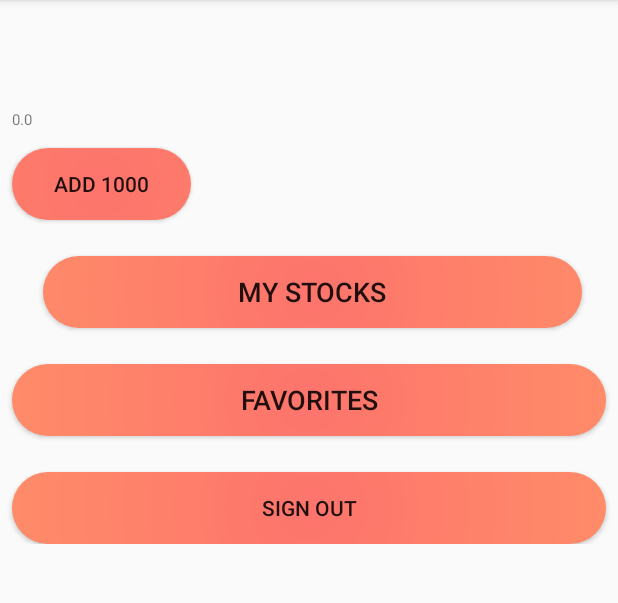
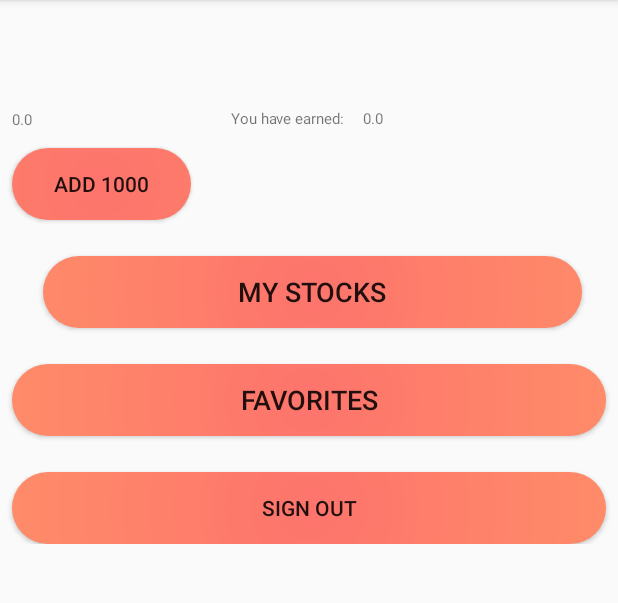
Before and after one commit to syz112679/DrStock, an Android app: the UserActivity screen opened directly, with no data from a screen before it, on a phone screen of 412 x 824 dp, the part 84-687 px from its top. Run offline under Robolectric (Android 15) with nearby library versions, the phone set to English and light mode, and no system bars; our stand-ins replace Firebase (no records; nobody signed in at launch, a user with empty details on screens opened directly); 3 statements that could not run were skipped.

Commit message:
fix database key, add earning textview

```diff
--- a/app/src/main/java/com/smarthuman/drstock/AccountFragment.java
+++ b/app/src/main/java/com/smarthuman/drstock/AccountFragment.java
@@ -27,6 +27,7 @@ public class AccountFragment extends android.support.v4.app.Fragment implements
     String mUid;
     private TextView mUserName;
     private TextView mMoney;
+    private TextView mEarning;
     private ArrayList<String> mMyStock;
     private ArrayList<String> mFavorites;
     private Button mSignInbtn;
@@ -46,6 +47,7 @@ public class AccountFragment extends android.support.v4.app.Fragment implements
 
         mUserName = view.findViewById(R.id.display_username);
         mMoney = view.findViewById(R.id.display_money);
+        mEarning = view.findViewById(R.id.display_earning);
 
 
 
@@ -72,9 +74,11 @@ public class AccountFragment extends android.support.v4.app.Fragment implements
                 public void onDataChange(DataSnapshot dataSnapshot) {
                     String userName = dataSnapshot.child("users").child(mUid).child("userName").getValue(String.class);
                     double money = dataSnapshot.child("users").child(mUid).child("money").getValue(double.class);
+                    double earning = dataSnapshot.child("users").child(mUid).child("earning").getValue(double.class);
 
                     mUserName.setText(userName);
                     mMoney.setText(String.valueOf(money));
+                    mEarning.setText(String.valueOf(earning));
                     mFavorites = (ArrayList<String>) dataSnapshot.child("users").child(mUid).child("favorites").getValue();
                     mMyStock = (ArrayList<String>) dataSnapshot.child("users").child(mUid).child("myStocks").getValue();
                 }
--- a/app/src/main/res/layout/fragment_account.xml
+++ b/app/src/main/res/layout/fragment_account.xml
@@ -98,5 +98,27 @@
             app:layout_constraintStart_toStartOf="parent"
             app:layout_constraintTop_toBottomOf="@+id/display_favorite" />
 
+        <TextView
+            android:id="@+id/earning_text"
+            android:layout_width="wrap_content"
+            android:layout_height="wrap_content"
+            android:layout_marginStart="72dp"
+            android:layout_marginTop="72dp"
+            android:text="@string/text_you_have_earn"
+            android:textSize="10sp"
+            app:layout_constraintStart_toEndOf="@+id/display_money"
+            app:layout_constraintTop_toTopOf="parent" />
+
+        <TextView
+            android:id="@+id/display_earning"
+            android:layout_width="wrap_content"
+            android:layout_height="wrap_content"
+            android:layout_marginStart="12dp"
+            android:layout_marginTop="72dp"
+            android:text="0.0"
+            android:textSize="10sp"
+            app:layout_constraintStart_toEndOf="@+id/earning_text"
+            app:layout_constraintTop_toTopOf="parent" />
+
 
 </android.support.constraint.ConstraintLayout>
--- a/app/src/main/res/values/strings.xml
+++ b/app/src/main/res/values/strings.xml
@@ -33,5 +33,6 @@
         completions."
     </string>
     <string name="sample_message">Hello!</string>
+    <string name="text_you_have_earn">You have earned: </string>
 
 </resources>
```
Also changed, not shown: app/src/main/java/com/smarthuman/drstock/UserInformation.java (+4 -4 lines).
